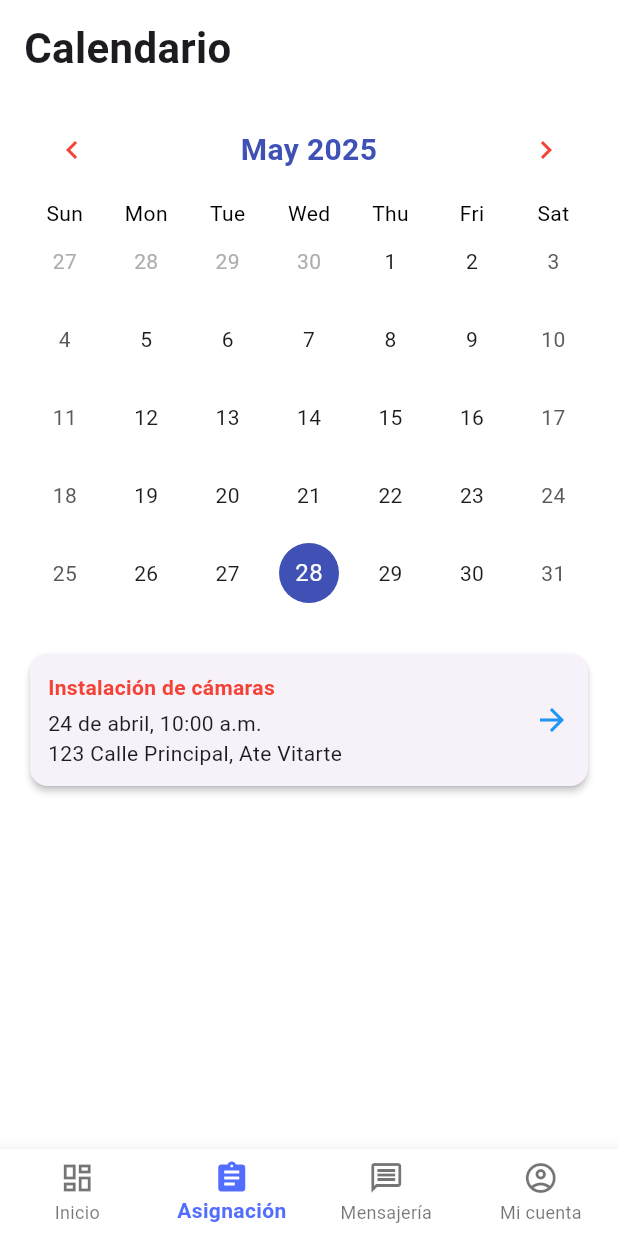
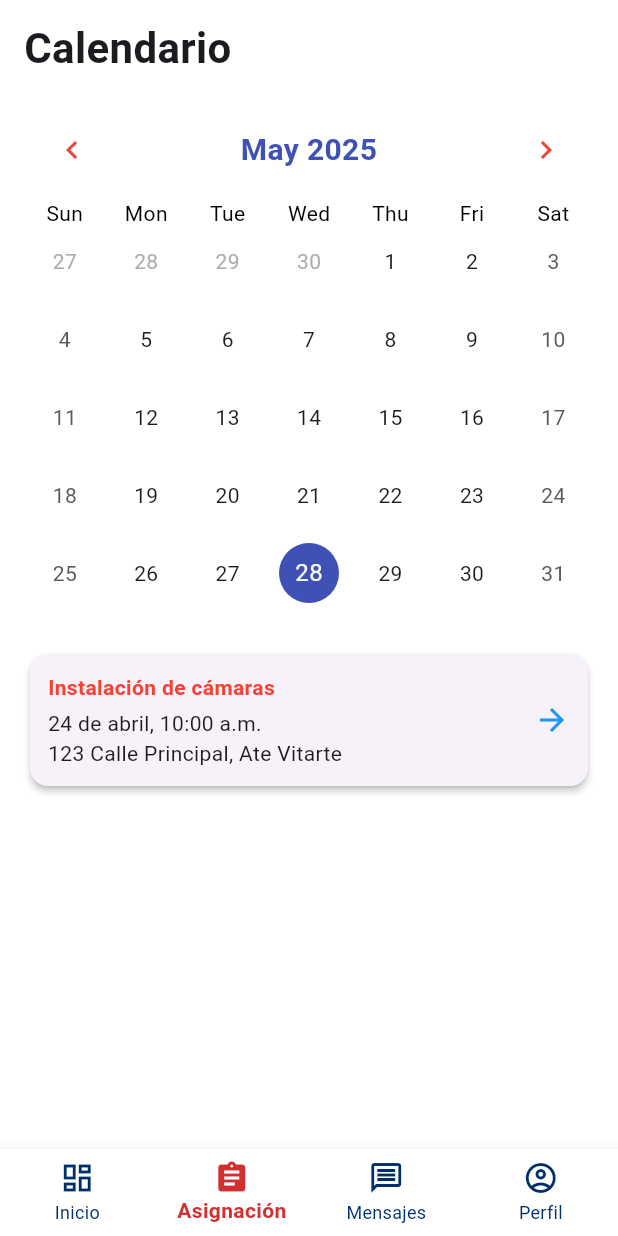
Before and after one commit to rolyadlr/AndeirApp, a Flutter app: the screen it shows once a user with an empty profile is signed in, item 2 of the bottom bar chosen, on a phone screen of 412 x 824 dp. Run offline on Flutter 3.47's test engine with Material 3 defaults, Android fonts, the phone set to English and light mode, and no system bars; drawn by our look-alikes of table_calendar; our stand-ins replace cloud_firestore, firebase_auth, firebase_core, firebase_storage, flutter_map, google_fonts and 2 more; accounts and stored records are empty; network calls fail.

Commit message:
Homepage diseño

```diff
--- a/lib/pages/home_page.dart
+++ b/lib/pages/home_page.dart
@@ -1,8 +1,6 @@
 import 'package:cloud_firestore/cloud_firestore.dart';
 import 'package:firebase_auth/firebase_auth.dart';
 import 'package:flutter/material.dart';
-
-import 'login_page.dart';
 import 'calendar_page.dart';
 import 'profile_page.dart';
 import 'messages_page.dart';
@@ -17,12 +15,9 @@ class HomePage extends StatefulWidget {
 class _HomePageState extends State<HomePage> {
   int _currentIndex = 0;
   final List<Widget> _pages = [];
-
   String? nombre;
-  String? correo;
-  String? telefono;
+  String? uid;
   bool _isLoading = true;
-  String? uid;
 
   @override
   void initState() {
@@ -34,12 +29,14 @@ class _HomePageState extends State<HomePage> {
     uid = FirebaseAuth.instance.currentUser?.uid;
     if (uid != null) {
       try {
-        final doc = await FirebaseFirestore.instance.collection('usuarios').doc(uid).get();
+        final doc =
+            await FirebaseFirestore.instance
+                .collection('usuarios')
+                .doc(uid)
+                .get();
         if (doc.exists) {
           final data = doc.data();
           nombre = '${data?['nombres'] ?? ''} ${data?['apellidos'] ?? ''}';
-          correo = data?['correo'] ?? 'No especificado';
-          telefono = data?['celular'] ?? 'No especificado';
 
           _pages.addAll([
             _buildHomePage(uid!),
@@ -60,27 +57,22 @@ class _HomePageState extends State<HomePage> {
   @override
   Widget build(BuildContext context) {
     if (_isLoading) {
-      return const Scaffold(
-        body: Center(child: CircularProgressIndicator()),
-      );
+      return const Scaffold(body: Center(child: CircularProgressIndicator()));
     }
 
     return Scaffold(
-      backgroundColor: Colors.grey[200],
+      backgroundColor: Colors.grey[100],
       body: _pages[_currentIndex],
       bottomNavigationBar: BottomNavigationBar(
         currentIndex: _currentIndex,
-        selectedItemColor: Colors.indigoAccent,
-        unselectedItemColor: Colors.black54,
+        selectedItemColor: Colors.red.shade700,
+        unselectedItemColor: Color(0xFF002F6C),
         backgroundColor: Colors.white,
-        elevation: 10,
+        elevation: 8,
         type: BottomNavigationBarType.fixed,
         selectedLabelStyle: const TextStyle(fontWeight: FontWeight.bold),
-        unselectedLabelStyle: const TextStyle(fontSize: 12),
         onTap: (index) {
-          setState(() {
-            _currentIndex = index;
-          });
+          setState(() => _currentIndex = index);
         },
         items: const [
           BottomNavigationBarItem(
@@ -96,12 +88,12 @@ class _HomePageState extends State<HomePage> {
           BottomNavigationBarItem(
             icon: Icon(Icons.message_outlined),
             activeIcon: Icon(Icons.message),
-            label: 'Mensajería',
+            label: 'Mensajes',
           ),
           BottomNavigationBarItem(
             icon: Icon(Icons.account_circle_outlined),
             activeIcon: Icon(Icons.account_circle),
-            label: 'Mi cuenta',
+            label: 'Perfil',
           ),
         ],
       ),
@@ -111,9 +103,10 @@ class _HomePageState extends State<HomePage> {
   Widget _buildHomePage(String uid) {
     return SafeArea(
       child: Padding(
-        padding: const EdgeInsets.all(16.0),
+        padding: const EdgeInsets.all(20),
         child: StreamBuilder<QuerySnapshot>(
-          stream: FirebaseFirestore.instance
+          stream:
+              FirebaseFirestore.instance
                   .collection('tareas_asignadas')
                   .where('usuario_asignado', isEqualTo: uid)
                   .orderBy('fecha', descending: true)
@@ -129,57 +122,113 @@ class _HomePageState extends State<HomePage> {
 
             final tareas = snapshot.data!.docs;
 
-            final pendientes = tareas.where((t) =>
-              (t['ubicacion']?['estado'] ?? 'pendiente') == 'pendiente'
-            ).toList();
+            final pendientes =
+                tareas
+                    .where(
+                      (t) =>
+                          (t['ubicacion']?['estado'] ?? 'pendiente') ==
+                          'pendiente',
+                    )
+                    .toList();
 
-            final completadas = tareas.where((t) =>
-              (t['ubicacion']?['estado'] ?? 'pendiente') != 'pendiente'
-            ).toList();
+            final completadas =
+                tareas
+                    .where(
+                      (t) =>
+                          (t['ubicacion']?['estado'] ?? 'pendiente') !=
+                          'pendiente',
+                    )
+                    .toList();
 
             return ListView(
               children: [
                 Text(
-                  '¡Bienvenido, $nombre!',
-                  style: const TextStyle(
-                    fontSize: 24,
+                  'Hola, $nombre 👋',
+                  style: TextStyle(
+                    fontSize: 26,
                     fontWeight: FontWeight.bold,
-                    color: Color(0xFF3F51B5),
+                    color: Color(0xFF002F6C),
                   ),
                 ),
-                const SizedBox(height: 10),
-                Text('Correo: $correo'),
-                Text('Teléfono: $telefono'),
+                const SizedBox(height: 8),
+                Text(
+                  'Estas son tus tareas asignadas:',
+                  style: TextStyle(fontSize: 16, color: Colors.grey[700]),
+                ),
                 const SizedBox(height: 20),
-
+                _buildTaskCounter(pendientes.length, completadas.length),
+                const SizedBox(height: 20),
                 const Text(
                   'Tareas pendientes',
-                  style: TextStyle(fontWeight: FontWeight.bold, fontSize: 16),
+                  style: TextStyle(fontWeight: FontWeight.bold, fontSize: 18),
                 ),
-                const SizedBox(height: 8),
-                ...pendientes.map((t) => _buildTaskCard(
+                const SizedBox(height: 10),
+                ...pendientes.map(
+                  (t) => _buildTaskCard(
                     isPending: true,
                     title: t['actividad'] ?? 'Actividad',
                     subtitle: _formatFecha(t['fecha']),
                     icon: Icons.assignment,
-                )),
-
+                  ),
+                ),
                 const SizedBox(height: 20),
                 const Text(
-                  'Avisos recientes',
-                  style: TextStyle(fontWeight: FontWeight.bold, fontSize: 16),
+                  'Tareas completadas',
+                  style: TextStyle(fontWeight: FontWeight.bold, fontSize: 18),
                 ),
-                const SizedBox(height: 8),
-                ...completadas.map((t) => _buildTaskCard(
+                const SizedBox(height: 10),
+                ...completadas.map(
+                  (t) => _buildTaskCard(
                     isPending: false,
                     title: t['actividad'] ?? 'Actividad',
                     subtitle: _formatFecha(t['fecha']),
-                  icon: Icons.event_note,
-                )),
+                    icon: Icons.check_circle,
+                  ),
+                ),
               ],
             );
           },
         ),
+      ),
+    );
+  }
+
+  Widget _buildTaskCounter(int pendientes, int completadas) {
+    return Row(
+      mainAxisAlignment: MainAxisAlignment.spaceEvenly,
+      children: [
+        _buildCounterBox('Pendientes', pendientes, Colors.red.shade700),
+        _buildCounterBox(
+          'Completadas',
+          completadas,
+          const Color.fromARGB(255, 121, 118, 118),
+        ),
+      ],
+    );
+  }
+
+  Widget _buildCounterBox(String label, int count, Color color) {
+    return Container(
+      width: 150,
+      padding: const EdgeInsets.all(16),
+      decoration: BoxDecoration(
+        color: color.withOpacity(0.1),
+        borderRadius: BorderRadius.circular(12),
+        border: Border.all(color: color),
+      ),
+      child: Column(
+        children: [
+          Text(
+            '$count',
+            style: TextStyle(
+              fontSize: 28,
+              fontWeight: FontWeight.bold,
+              color: color,
+            ),
+          ),
+          const SizedBox(height: 4),
+          Text(label, style: TextStyle(color: color)),
+        ],
       ),
     );
   }
@@ -195,8 +244,11 @@ class _HomePageState extends State<HomePage> {
       margin: const EdgeInsets.symmetric(vertical: 8),
       shape: RoundedRectangleBorder(borderRadius: BorderRadius.circular(12)),
       child: ListTile(
-        leading: Icon(icon, color: isPending ? Colors.orange : Colors.green),
-        title: Text(title, style: const TextStyle(fontWeight: FontWeight.bold)),
+        leading: Icon(
+          icon,
+          color: isPending ? Colors.red.shade600 : Colors.green.shade600,
+        ),
+        title: Text(title, style: const TextStyle(fontWeight: FontWeight.w600)),
         subtitle: Text(subtitle),
         trailing: const Icon(Icons.arrow_forward_ios, size: 16),
       ),
```
Lines whose indentation alone changed are shown as unchanged.
